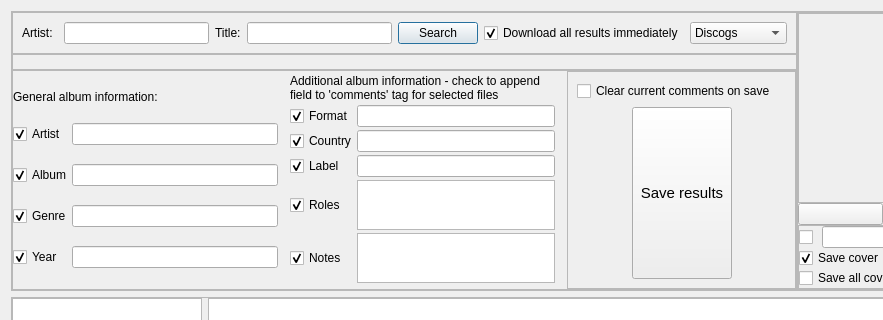
ivareske/TagEditor, file searchDialog.ui: the form before one commit; both pictures show x 0 to 883 and y 0 to 320 of the 981 by 780 pixel window.
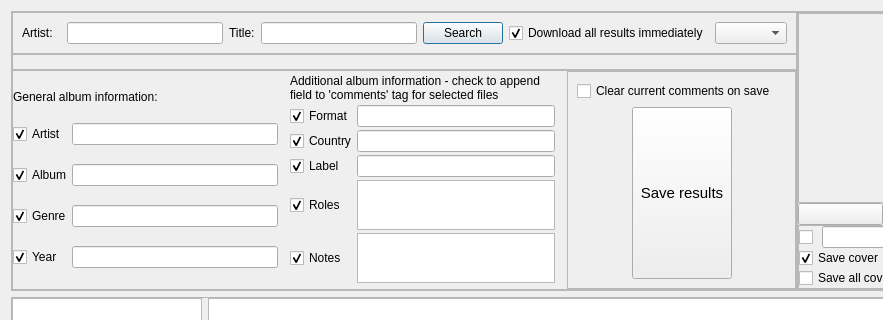
The form after the commit. Icons and pictures are not drawn.

Commit message: Changed a lot of object names and some enum names, mainly in SearchDialog

```diff
--- a/searchDialog.ui
+++ b/searchDialog.ui
@@ -105,18 +105,7 @@
           </widget>
          </item>
          <item row="0" column="6">
-          <widget class="QComboBox" name="DatabaseComboBox">
-           <item>
-            <property name="text">
-             <string>Discogs</string>
-            </property>
-           </item>
-           <item>
-            <property name="text">
-             <string>MusicBrainz</string>
-            </property>
-           </item>
-          </widget>
+          <widget class="QComboBox" name="databaseComboBox"/>
          </item>
          <item row="0" column="3">
           <widget class="QLineEdit" name="SearchTitle">
```
Left out of the diff: 62 changed lines with no effect on the pictures. The commit also changes 8 other files.
